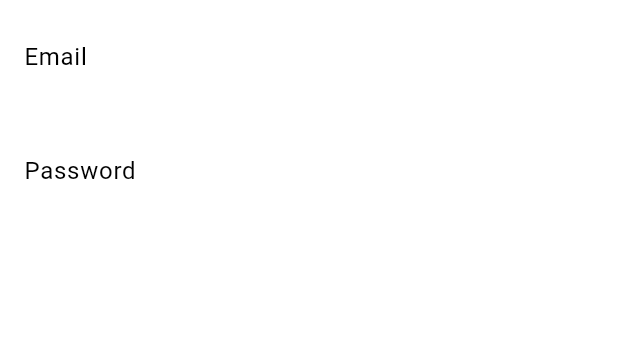
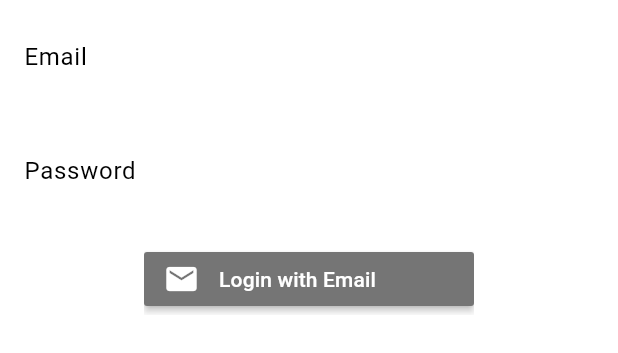
Before and after one commit to apptonio/apexology, a Flutter app: the LoginForm widget shown alone on an empty page, opened directly, on a phone screen of 412 x 824 dp. Shown: the top 353 px of the screen. Run offline on Flutter 3.47's test engine with Material 2 defaults, Android fonts, the phone set to English and light mode, and no system bars; drawn by our look-alikes of flutter_form_builder; our stand-ins replace carousel_slider, connectivity_plus, dio, firebase_auth, firebase_core, flutter_screenutil and 6 more; missing offline and left inert: enum_to_string; accounts and stored records are empty; network calls fail.

Commit message:
Add continue with email functionality and divider

```diff
--- a/lib/constants/text_styles.dart
+++ b/lib/constants/text_styles.dart
@@ -36,6 +36,7 @@ class MyTextStyles {
   );
 
   static final link = GoogleFonts.roboto(
+    color: MyColors.blue,
     fontSize: 12.sp,
     fontWeight: FontWeight.w500,
   );
@@ -45,7 +46,7 @@ class MyTextStyles {
     fontSize: 10.sp,
     fontWeight: FontWeight.w500,
   );
-    static final linkSmallWhite = GoogleFonts.roboto(
+  static final linkSmallWhite = GoogleFonts.roboto(
     color: Colors.lightBlue,
     fontSize: 10.sp,
     fontWeight: FontWeight.w500,
--- a/lib/screens/landing/landing_controller.dart
+++ b/lib/screens/landing/landing_controller.dart
@@ -3,6 +3,8 @@ import 'package:apexology/constants/assets.dart';
 import 'package:flutter/material.dart';
 import 'package:flutter_form_builder/flutter_form_builder.dart';
 import 'package:get/get.dart';
+
+import '../../services/request_status.dart';
 
 ///
 /// This is a controller in which we write logic concerning [LandingScreen]
@@ -13,13 +15,16 @@ import 'package:get/get.dart';
 
 class LandingController extends GetxController {
   var emailIsPressed = false.obs;
+  var isLogin = true.obs;
 
   final formKey = GlobalKey<FormBuilderState>().obs;
 
-  final _emailFocusNode = FocusNode().obs;
-  final _passwordFocusNode = FocusNode().obs;
+  final emailFocusNode = FocusNode().obs;
+  final passwordFocusNode = FocusNode().obs;
 
-  Timer? timer;
+  final requestStatus = RequestStatus.LOADING.obs;
+
+
 
   List<String> landingCarouselList = [
     MyAssets.wraith,
@@ -36,15 +41,16 @@ class LandingController extends GetxController {
     super.onInit();
   }
 
-
   void changeEmailButtonState() {
     emailIsPressed.value = true;
   }
 
   @override
   void dispose() {
-    _emailFocusNode.value.dispose();
-    _passwordFocusNode.value.dispose();
+    emailFocusNode.value.dispose();
+    passwordFocusNode.value.dispose();
     super.dispose();
   }
+
+  void setRequestStatus(RequestStatus value) => requestStatus.value = value;
 }
--- /dev/null
+++ b/lib/services/request_status.dart
@@ -0,0 +1,11 @@
+// ignore_for_file: constant_identifier_names
+
+import 'package:enum_to_string/enum_to_string.dart';
+
+enum RequestStatus { LOADING, SUCCESS, ERROR }
+
+extension RequestStatusScheduleTypeExt on RequestStatus {
+  String get label {
+    return EnumToString.convertToString(this);
+  }
+}
--- a/lib/widgets/landing/login_form.dart
+++ b/lib/widgets/landing/login_form.dart
@@ -1,7 +1,8 @@
 import 'package:apexology/constants/colors.dart';
-import 'package:firebase_auth/firebase_auth.dart';
+import 'package:apexology/services/auth_service.dart';
 import 'package:flutter/material.dart';
 import 'package:flutter_form_builder/flutter_form_builder.dart';
+import 'package:flutter_signin_button/flutter_signin_button.dart';
 import 'package:form_builder_validators/form_builder_validators.dart';
 import 'package:get/get.dart';
 
@@ -10,18 +11,17 @@ import '../../screens/landing/landing_controller.dart';
 class LoginForm extends StatelessWidget {
   LoginForm({super.key});
 
-  final _auth = FirebaseAuth.instance;
   final controller = Get.put(LandingController());
 
   @override
   Widget build(BuildContext context) {
-    return FormBuilder(
+    return Obx(() => FormBuilder(
         key: controller.formKey.value,
         child: SingleChildScrollView(
             child: Column(children: [
           const SizedBox(height: 10),
           FormBuilderTextField(
-            //focusNode: _emailFocusNode,
+            focusNode: controller.emailFocusNode.value,
             onTap: () {
               FocusScopeNode currentFocus = FocusScope.of(context);
 
@@ -30,15 +30,15 @@ class LoginForm extends StatelessWidget {
               }
             },
             name: 'email',
-            decoration: const InputDecoration(
+            decoration: InputDecoration(
               labelText: 'Email',
-              // labelStyle: TextStyle(
-              //     color: _emailFocusNode.hasFocus
-              //         ? MyColors.blue
-              //         : MyColors.black),
-              border: OutlineInputBorder(
+              labelStyle: TextStyle(
+                  color: controller.emailFocusNode.value.hasFocus
+                      ? MyColors.blue
+                      : MyColors.black),
+              border: const OutlineInputBorder(
                   borderSide: BorderSide(color: Colors.black12)),
-              focusedBorder: OutlineInputBorder(
+              focusedBorder: const OutlineInputBorder(
                 borderSide: BorderSide(
                   color: MyColors.blue,
                 ),
@@ -52,7 +52,7 @@ class LoginForm extends StatelessWidget {
           ),
           const SizedBox(height: 20),
           FormBuilderTextField(
-            // focusNode: _passwordFocusNode,
+            focusNode: controller.passwordFocusNode.value,
             onTap: () {
               FocusScopeNode currentFocus = FocusScope.of(context);
 
@@ -61,16 +61,15 @@ class LoginForm extends StatelessWidget {
               }
             },
             name: 'password',
-            decoration: const InputDecoration(
+            decoration: InputDecoration(
               labelText: 'Password',
               labelStyle: TextStyle(
-                  // color: _passwordFocusNode.hasFocus
-                  //     ? MyColors.blue
-                  //     : MyColors.black
-                  ),
-              border: OutlineInputBorder(
+                  color: controller.passwordFocusNode.value.hasFocus
+                      ? MyColors.blue
+                      : MyColors.black),
+              border: const OutlineInputBorder(
                   borderSide: BorderSide(color: Colors.black12)),
-              focusedBorder: OutlineInputBorder(
+              focusedBorder: const OutlineInputBorder(
                 borderSide: BorderSide(
                   color: MyColors.blue,
                 ),
@@ -79,89 +78,31 @@ class LoginForm extends StatelessWidget {
             validator: FormBuilderValidators.required(),
             autovalidateMode: AutovalidateMode.onUserInteraction,
           ),
-          const SizedBox(height: 5),
-          // WideButton(
-          //     title: 'LOG IN',
-          //     action: () async {
-          //       final validationCheck = _formKey.currentState?.validate();
-          //       if (validationCheck != null && validationCheck) {
-          //         try {
-          //           await _auth
-          //               .signInWithEmailAndPassword(
-          //                   email:
-          //                       _formKey.currentState?.fields['email']?.value,
-          //                   password: _formKey
-          //                       .currentState?.fields['password']?.value)
-          //               .then((value) =>
-          //                   router.navigateTo((context), Routes.homeScreen));
-          //         } on PlatformException catch (err) {
-          //           var message =
-          //               'An error occurred, please check your credentials.';
-          //           if (err.message != null) {
-          //             message = err.message!;
-          //           }
-          //           ScaffoldMessenger.of(context).showSnackBar(SnackBar(
-          //             content: Text(message),
-          //             behavior: SnackBarBehavior.floating,
-          //             margin: const EdgeInsets.all(20.0),
-          //           ));
-          //         }
-          //       }
-          //     }),
-          // const SizedBox(
-          //   height: 10,
-          // ),
-          // Divider(
-          //   color: Colors.black12,
-          //   indent: 40,
-          //   endIndent: 40,
-          // ),
-          // const SizedBox(
-          //   height: 10,
-          // ),
-          // WideButton(
-          //     title: 'SIGN IN',
-          //     action: () async {
-          //       final validationCheck = _formKey.currentState?.validate();
-          //       if (validationCheck != null && validationCheck) {
-          //         try {
-          //           await _auth
-          //               .createUserWithEmailAndPassword(
-          //                   email:
-          //                       _formKey.currentState?.fields['email']?.value,
-          //                   password: _formKey
-          //                       .currentState?.fields['password']?.value)
-          //               .then((value) =>
-          //                   router.navigateTo((context), Routes.homeScreen));
-          //         } on FirebaseAuthException catch (e) {
-          //           if (e.code == 'weak-password') {
-          //             ScaffoldMessenger.of(context).showSnackBar(const SnackBar(
-          //               content: Text('Please provide a stronger password.'),
-          //               behavior: SnackBarBehavior.floating,
-          //               margin: EdgeInsets.all(20.0),
-          //             ));
-          //           } else if (e.code == 'email-already-in-use') {
-          //             ScaffoldMessenger.of(context).showSnackBar(const SnackBar(
-          //               content:
-          //                   Text('An account with this email already exists.'),
-          //               behavior: SnackBarBehavior.floating,
-          //               margin: EdgeInsets.all(20.0),
-          //             ));
-          //           }
-          //         } on PlatformException catch (err) {
-          //           var message =
-          //               'An error occurred, please check your credentials';
-          //           if (err.message != null) {
-          //             message = err.message!;
-          //           }
-          //           ScaffoldMessenger.of(context).showSnackBar(SnackBar(
-          //             content: Text(message),
-          //             behavior: SnackBarBehavior.floating,
-          //             margin: const EdgeInsets.all(20.0),
-          //           ));
-          //         }
-          //       }
-          //     })
-        ])));
+          const SizedBox(height: 20),
+
+
+               Obx(() => AnimatedCrossFade(
+                            firstChild: SignInButton(
+                              Buttons.Email,
+                              text: 'Login with Email',
+                              onPressed: () {
+                                AuthService().loginWithEmail();
+                              },
+                            ),
+                            secondChild: SignInButton(
+                              Buttons.Email,
+                              text: 'Sign up with Email',
+                              onPressed: () {
+                                AuthService().signUpWithEmail();
+                              },
+                            ),
+                            crossFadeState: controller.isLogin.value
+                                ? CrossFadeState.showFirst
+                                : CrossFadeState.showSecond,
+                            duration: const Duration(milliseconds: 300)))
+
+
+
+        ]))));
   }
 }
--- a/pubspec.yaml
+++ b/pubspec.yaml
@@ -58,6 +58,8 @@ dependencies:
   flutter_form_builder: ^7.7.0
   form_builder_validators: ^8.4.0
   carousel_slider: ^4.1.1
+  enum_to_string: ^2.0.1
+
 
 
 
```
Also changed, not shown: lib/services/auth_service.dart (+97 -4 lines), lib/widgets/landing/login_card.dart (+71 -5 lines), pubspec.lock.
